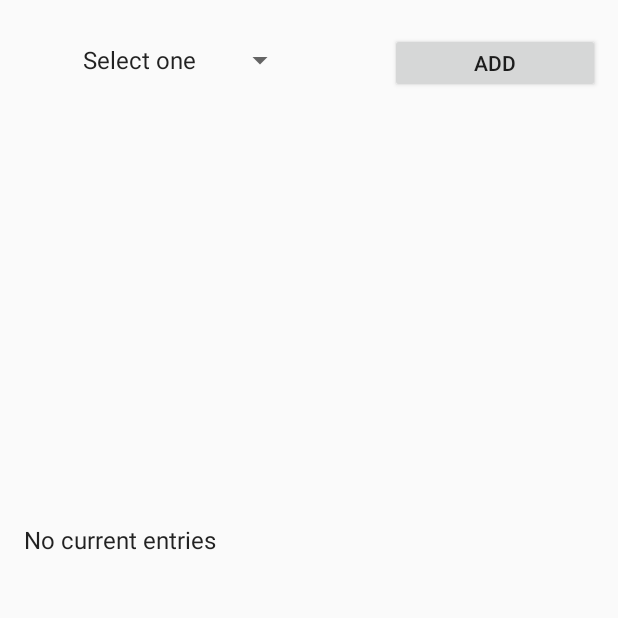
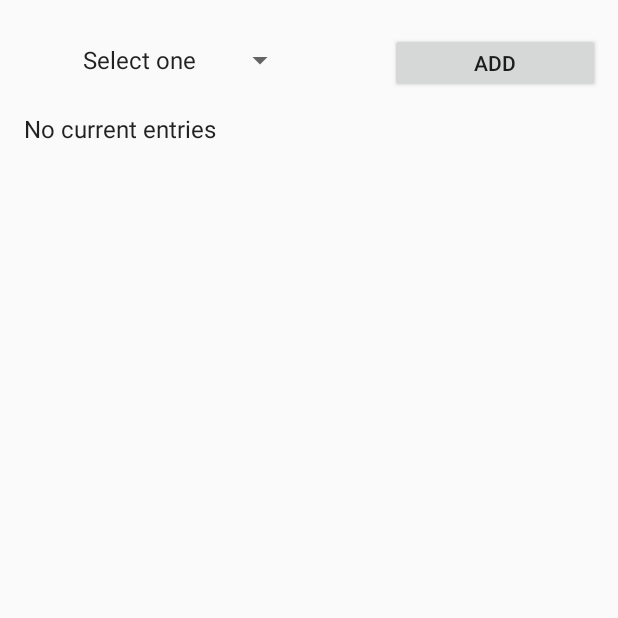
Before and after one commit to macleod2486/PackageTracker, an Android app: the screen it shows after launch (MainActivity), on a phone screen of 412 x 824 dp, the top half of it. Run offline under Robolectric (Android 15) with nearby library versions, the phone set to English and light mode, and no system bars; 2 statements that could not run were skipped.

Commit message:
Corrected layout display

```diff
--- a/app/src/main/java/com/macleod2486/packagetracker/fragments/Main.java
+++ b/app/src/main/java/com/macleod2486/packagetracker/fragments/Main.java
@@ -24,7 +24,6 @@ package com.macleod2486.packagetracker.fragments;
 import android.os.Bundle;
 import androidx.fragment.app.Fragment;
 import androidx.fragment.app.FragmentManager;
-import android.util.Log;
 import android.view.LayoutInflater;
 import android.view.View;
 import android.view.ViewGroup;
@@ -65,8 +64,6 @@ public class Main extends Fragment
             {
                 String selection = vendorsDropdown.getSelectedItem().toString();
 
-                Log.i("MainActivity","Selected "+selection);
-
                 FragmentManager manager = getActivity().getSupportFragmentManager();
 
                 switch(selection)
@@ -82,31 +79,25 @@ public class Main extends Fragment
         });
 
         USPSManager manager = new USPSManager(getContext(), "USPS", null,1);
-        ArrayList<String> statuses = manager.getEntries();
+        ArrayList<String> entries = manager.getEntries();
         manager.close();
-        statuses.add("No current entries");
+        if(entries.size() == 0) entries.add("No current entries");
 
-        ListView statusList = main.findViewById(R.id.status);
-        statusList.setAdapter(new ArrayAdapter(getActivity(), android.R.layout.simple_list_item_1, statuses)
-        {
-            @Override
-            public View getView(int position, View convertView, ViewGroup parent)
-            {
-                View view = super.getView(position, convertView, parent);
-                return view;
-            }
-        });
-        statusList.setOnItemClickListener(new AdapterView.OnItemClickListener()
+        ListView entryList = main.findViewById(R.id.entries);
+        ArrayAdapter<String> arrayAdapter = new ArrayAdapter<>(getActivity(),android.R.layout.simple_list_item_1, entries);
+        entryList.setAdapter(arrayAdapter);
+        entryList.setOnItemClickListener(new AdapterView.OnItemClickListener()
         {
             @Override
             public void onItemClick(AdapterView<?> parent, View view, int position, long id)
             {
-                Log.i("Main", "Item clicked "+statuses.get(position));
-
-                FragmentManager manager = getActivity().getSupportFragmentManager();
-                Fragment USPSDetail = new USPSDetail();
-                ((USPSDetail) USPSDetail).trackingNumber = statuses.get(position);
-                manager.beginTransaction().replace(R.id.main, USPSDetail, "USPSDetail").addToBackStack(null).commit();
+                if(entries.size() > 0)
+                {
+                    FragmentManager manager = getActivity().getSupportFragmentManager();
+                    Fragment USPSDetail = new USPSDetail();
+                    ((USPSDetail) USPSDetail).trackingNumber = entries.get(position);
+                    manager.beginTransaction().replace(R.id.main, USPSDetail, "USPSDetail").addToBackStack(null).commit();
+                }
             }
         });
 
--- a/app/src/main/java/com/macleod2486/packagetracker/tools/USPSManager.java
+++ b/app/src/main/java/com/macleod2486/packagetracker/tools/USPSManager.java
@@ -50,7 +50,7 @@ public class USPSManager extends SQLiteOpenHelper
         Log.i("USPSManager","On create called");
 
         db.execSQL("Create table if not exists TrackingNumbers (id INTEGER not null, trackingnumber TEXT, primary key(id))");
-        db.execSQL("Create table if not exists History (id INTEGER not null, trackingnumberid TEXT, historyInfo TEXT, date TEXT, time TEXT, city TEXT, state TEXT, zipcode TEXT, country TEXT, seen INTEGER, primary key(id))");
+        db.execSQL("Create table if not exists History (id INTEGER not null, trackingnumberid INTEGER, historyInfo TEXT, date TEXT, time TEXT, city TEXT, state TEXT, zipcode TEXT, country TEXT, seen INTEGER)");
     }
 
     @Override
@@ -108,7 +108,6 @@ public class USPSManager extends SQLiteOpenHelper
         ArrayList<String> entries = new ArrayList<String>();
         Cursor cursor = db.query("TrackingNumbers",null, null, null, null, null, null);
         cursor.moveToFirst();
-
         if(cursor.getCount() > 0)
         {
             do
--- a/app/src/main/res/layout/content_main.xml
+++ b/app/src/main/res/layout/content_main.xml
@@ -29,18 +29,11 @@
 
         </Button>
 
-        <ScrollView
+        <ListView
+            android:id="@+id/entries"
+            android:layout_below="@id/add"
             android:layout_width="match_parent"
-            android:layout_height="488dp"
-            android:layout_alignParentBottom="true"
-            android:layout_alignParentStart="true"
-            android:layout_marginStart="0dp">
-
-                <ListView
-                    android:id="@+id/status"
-                    android:layout_width="match_parent"
-                    android:layout_height="wrap_content"
-                    android:orientation="vertical" />
-        </ScrollView>
+            android:layout_height="wrap_content"
+            android:orientation="vertical" />
 
 </RelativeLayout>
```
